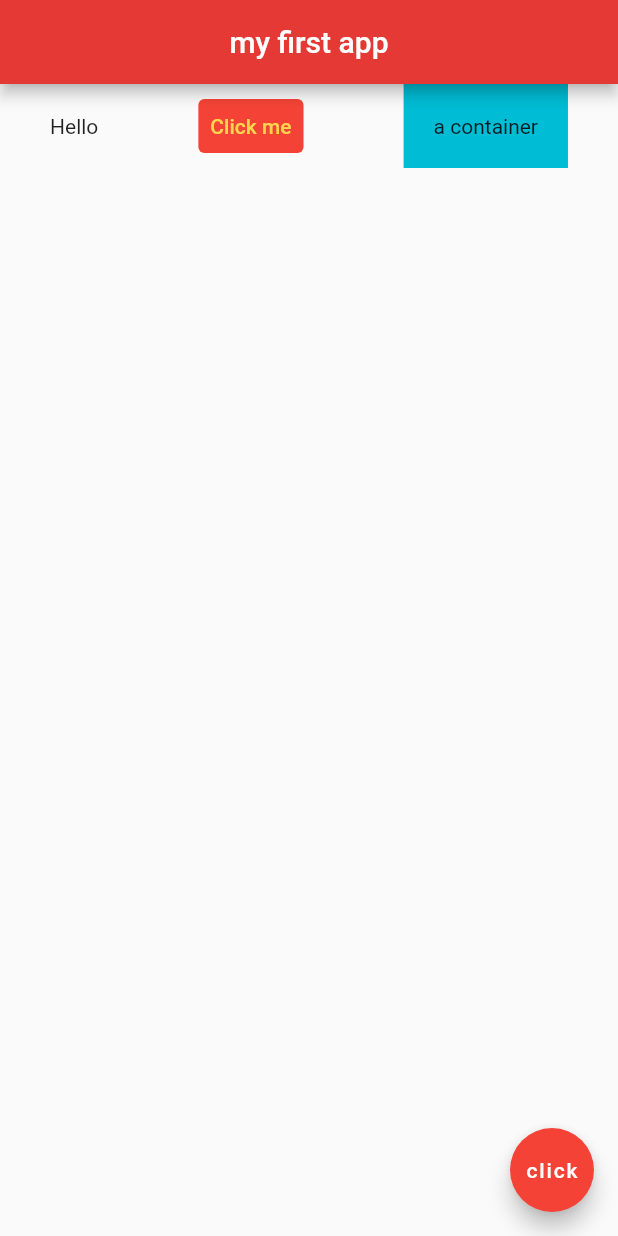
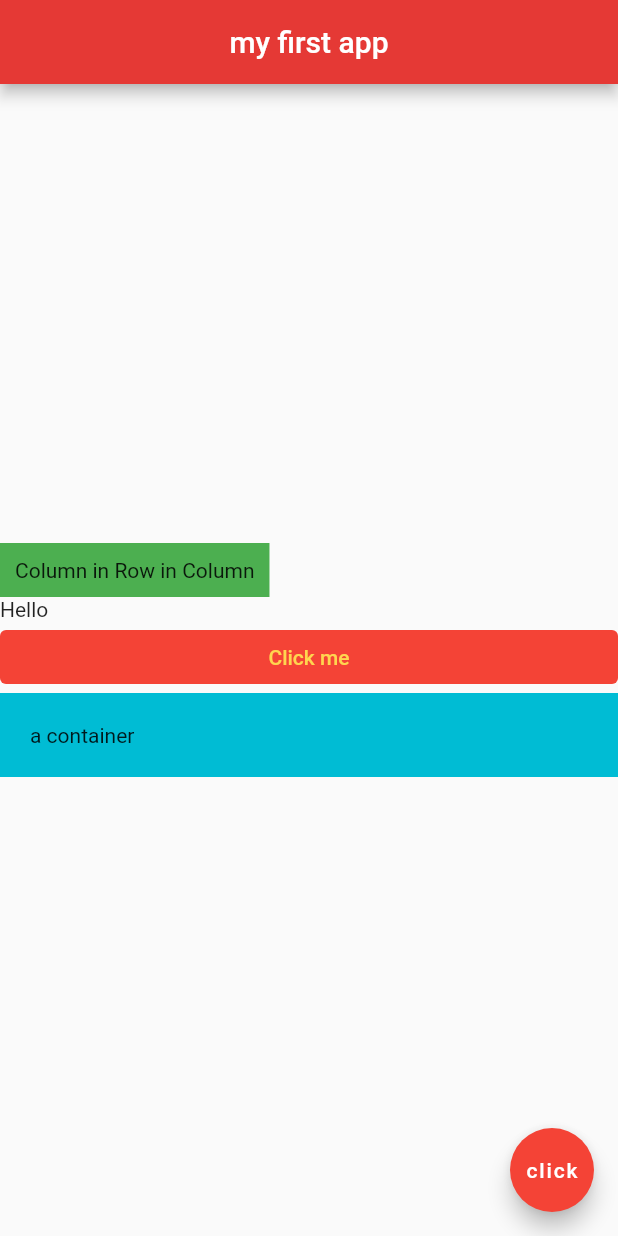
Before and after one commit to hi-ilkin/LearningFlutter, a Flutter app: the screen it shows after launch, on a phone screen of 412 x 824 dp. Run offline on Flutter 3.47's test engine with Material 2 defaults, Android fonts, the phone set to English and light mode, and no system bars.

Commit message:
#12 - Columns added

```diff
--- a/lib/main.dart
+++ b/lib/main.dart
@@ -16,11 +16,25 @@ class Home extends StatelessWidget {
         centerTitle: true,
       ),
 
-      body: Row(
-        mainAxisAlignment: MainAxisAlignment.spaceAround,
-        crossAxisAlignment: CrossAxisAlignment.center,
+      body: Column(
+        mainAxisAlignment: MainAxisAlignment.center,
+        crossAxisAlignment: CrossAxisAlignment.stretch,
 
         children: [
+          Row (
+            children: [
+              Column(
+                children: [
+                  Container(
+                    color: Colors.green,
+                    padding: EdgeInsets.all(10),
+                    child: Text("Column in Row in Column")
+                  )
+                ],
+              )
+            ],
+          ),
+
           Text('Hello'),
           TextButton(
             onPressed: () {},
```
